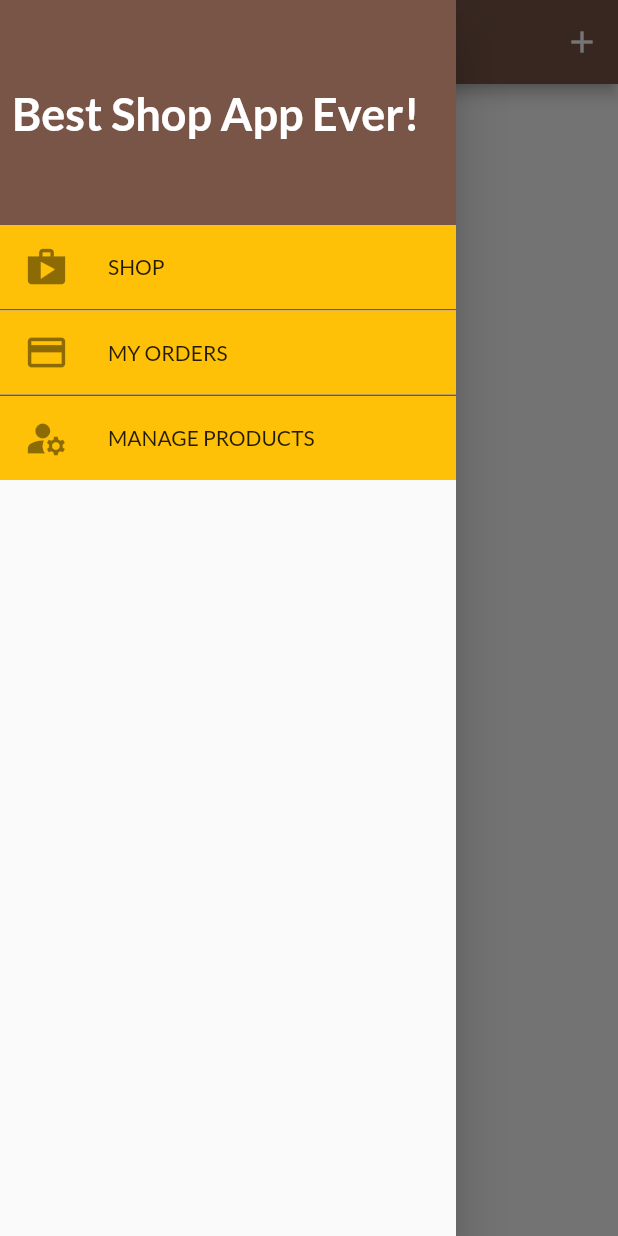
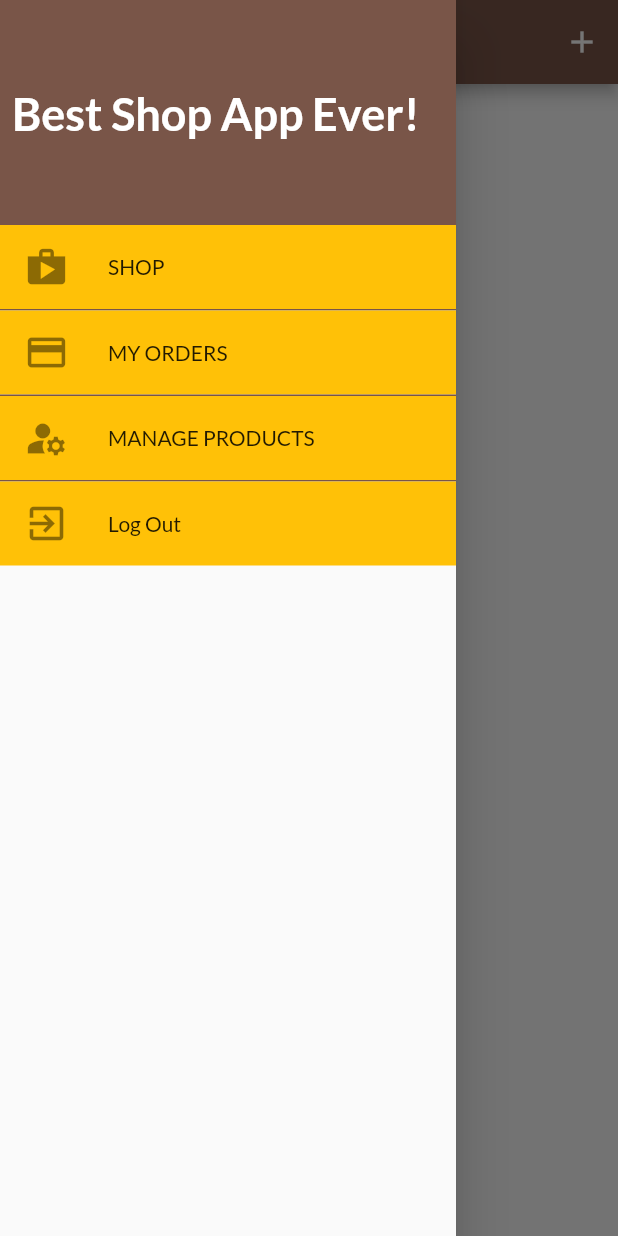
Before and after one commit to jeandieb/shop_app, a Flutter app: the UserProductsScreen screen opened by its route, with the side drawer open, on a phone screen of 412 x 824 dp. Run offline on Flutter 3.47's test engine with Material 2 defaults, Android fonts, the phone set to English and light mode, and no system bars; our stand-ins replace shared_preferences; accounts and stored records are empty; network calls fail.

Commit message:
Big update..
 added auto login, logout, autolog out, and connected products and  orders to their customers

```diff
--- a/lib/providers/orders.dart
+++ b/lib/providers/orders.dart
@@ -28,13 +28,17 @@ class OrderItem {
 class Orders with ChangeNotifier {
   List<OrderItem> _orders = [];
 
+  final String _authToken;
+  final String _userId;
+  Orders(this._authToken, this._userId, this._orders);
+
   List<OrderItem> get orders {
     return [..._orders];
   }
 
   Future<void> addOrder(List<CartItem> cartProducts, double orderTotal) async {
     final url = Uri.parse(
-        'https://flutter-shop-app-eaa6a-default-rtdb.firebaseio.com/orders.json');
+        'https://flutter-shop-app-eaa6a-default-rtdb.firebaseio.com/orders/$_userId.json?auth=$_authToken');
     final dateTime = DateTime.now();
     final response = await http.post(url,
         body: json.encode({
@@ -63,7 +67,7 @@ class Orders with ChangeNotifier {
 
   Future<void> fetchAndSetOrders() async {
     final url = Uri.parse(
-        'https://flutter-shop-app-eaa6a-default-rtdb.firebaseio.com/orders.json');
+        'https://flutter-shop-app-eaa6a-default-rtdb.firebaseio.com/orders/$_userId.json?auth=$_authToken');
     final response = await http.get(url);
     print(json.decode(response.body));
     final List<OrderItem> loadedOrders = [];
--- a/lib/screens/orders_screen.dart
+++ b/lib/screens/orders_screen.dart
@@ -42,7 +42,7 @@ class _OrdersScreenState extends State<OrdersScreen> {
       appBar: AppBar(
         title: Text('My Orders'),
       ),
-      body: Column(children: [
+      body: ordersData.length <= 0? Center(child: Text('You don\'t have any orders'),) :Column(children: [
         Expanded(
             child: _isLoading
                 ? Center(child: CircularProgressIndicator())
--- a/lib/screens/user_products_screen.dart
+++ b/lib/screens/user_products_screen.dart
@@ -9,38 +9,62 @@ import '../screens/edit_product_screen.dart';
 class UserProductsScreen extends StatelessWidget {
   static const routeName = '/user_products';
 
-  Future<void> _refreshProducts(BuildContext context)  async
-  {
-    await Provider.of<Products>(context, listen: false).fetchAndSetProducts();
+  Future<void> _refreshProducts(BuildContext context) async {
+    await Provider.of<Products>(context, listen: false)
+        .fetchAndSetProducts(true);
   }
 
   @override
   Widget build(BuildContext context) {
-    final productsData = Provider.of<Products>(context, listen: true);
+    //final productsData = Provider.of<Products>(context, listen: true);
     return Scaffold(
       appBar: AppBar(
         title: Text('My Products'),
         actions: [
-          IconButton(onPressed: () {
+          IconButton(
+              onPressed: () {
                 Navigator.pushNamed(context, EditProductScreen.routeName);
-          }, icon: Icon(Icons.add)),
+              },
+              icon: Icon(Icons.add)),
         ],
       ),
-      body: RefreshIndicator(
+
+      //we were not fetcing products when loading the user products screen instead we were using Products
+      //provider to get all the products. that's not what we need since products are different in each screen
+      //(all the products in products overview, and filtered by creator products in the user products)
+      //so we set up a listener on the Future returned by _refreshProducts(Future builder) and fetched data returned.
+      //be carful of INFINITE LOOPS! check lecture 272 for more details.
+      body: FutureBuilder(
+        future: _refreshProducts(context),
+        builder: (ctx, snapshot) => snapshot.connectionState ==
+                ConnectionState.waiting
+            ? Center(child: CircularProgressIndicator())
+            : RefreshIndicator(
                 onRefresh: () => _refreshProducts(context),
-              child: Padding(
+                child: Consumer<Products>(
+                  builder: (ctx, productsData, _) =>
+                      productsData.items.length <= 0
+                          ? Center(child: Text('You don\'t have any products'))
+                          : Padding(
                               padding: EdgeInsets.all(8.0),
                               child: ListView.builder(
                                   itemCount: productsData.items.length,
                                   itemBuilder: (_, index) {
                                     return Column(
                                       children: [
-                    UserProduct(productsData.items[index].title,
-                        productsData.items[index].imageUrl, productsData.items[index].id),
-                    Divider(color: Theme.of(context).primaryColor, thickness: 1,),
+                                        UserProduct(
+                                            productsData.items[index].title,
+                                            productsData.items[index].imageUrl,
+                                            productsData.items[index].id),
+                                        Divider(
+                                          color: Theme.of(context).primaryColor,
+                                          thickness: 1,
+                                        ),
                                       ],
                                     );
                                   }),
+                            ),
+                ),
               ),
       ),
       drawer: MainDrawer(),
--- a/lib/widgets/main_drawer.dart
+++ b/lib/widgets/main_drawer.dart
@@ -1,5 +1,7 @@
 import 'package:flutter/material.dart';
+import 'package:provider/provider.dart';
 
+import '../providers/auth.dart';
 import '../screens/orders_screen.dart';
 import '../screens/user_products_screen.dart';
 
@@ -37,7 +39,11 @@ class MainDrawer extends StatelessWidget {
               onTap: () => Navigator.pushReplacementNamed(context, '/'),
             ),
           ),
-          Divider(color: Colors.brown, height: 1, thickness: 1,),
+          Divider(
+            color: Colors.brown,
+            height: 1,
+            thickness: 1,
+          ),
           Container(
             color: Theme.of(context).accentColor,
             child: ListTile(
@@ -49,7 +55,11 @@ class MainDrawer extends StatelessWidget {
               onTap: () => Navigator.pushNamed(context, OrdersScreen.routeName),
             ),
           ),
-          Divider(color: Colors.brown, height: 1, thickness: 1,),
+          Divider(
+            color: Colors.brown,
+            height: 1,
+            thickness: 1,
+          ),
           Container(
             color: Theme.of(context).accentColor,
             child: ListTile(
@@ -58,7 +68,28 @@ class MainDrawer extends StatelessWidget {
                 size: 30,
               ),
               title: Text('MANAGE PRODUCTS'),
-              onTap: () => Navigator.pushNamed(context, UserProductsScreen.routeName),
+              onTap: () =>
+                  Navigator.pushNamed(context, UserProductsScreen.routeName),
+            ),
+          ),
+          Divider(
+            color: Colors.brown,
+            height: 1,
+            thickness: 1,
+          ),
+          Container(
+            color: Theme.of(context).accentColor,
+            child: ListTile(
+              leading: Icon(
+                Icons.exit_to_app,
+                size: 30,
+              ),
+              title: Text('Log Out'),
+              onTap: () {
+                Navigator.of(context).pop();
+                Navigator.of(context).pushReplacementNamed('/');
+                Provider.of<Auth>(context, listen: false).logout();
+              },
             ),
           ),
         ],
--- a/pubspec.yaml
+++ b/pubspec.yaml
@@ -26,6 +26,7 @@ dependencies:
   provider: ^5.0.0
   intl: ^0.17.0
   http: ^0.13.3
+  shared_preferences: ^2.0.6
 
 
   # The following adds the Cupertino Icons font to your application.
```
Also changed, not shown: lib/main.dart (+29 -6 lines), lib/providers/auth.dart (+62 -0 lines), lib/providers/product.dart (+4 -3 lines), lib/providers/products.dart (+39 -15 lines), lib/screens/splash_screen.dart (added, +12 -0 lines), lib/widgets/product_item.dart (+7 -4 lines), pubspec.lock. Lines whose indentation alone changed are shown as unchanged.
